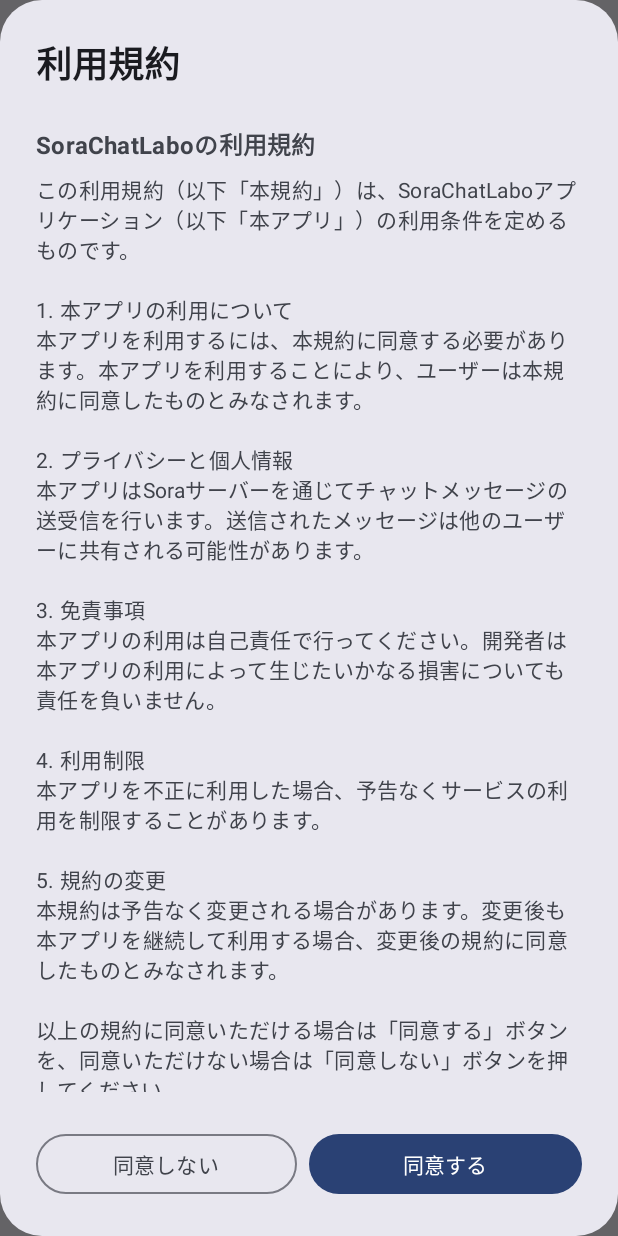
After one commit to zztkm/ChaChat, an Android app built with Jetpack Compose: the composable TermsAgreementDialog shown on its own in the app's theme, on a phone screen of 412 x 824 dp. The commit adds this screen. Run offline under Robolectric (Android 15) with nearby library versions, the phone set to English and light mode, and no system bars.

Commit message:
利用規約のアプリの動作部分を追加する (利用規約は WIP

```diff
--- /dev/null
+++ b/app/src/main/java/info/tsurutatakumi/sorachatlabo/ui/terms/TermsAgreementDialog.kt
@@ -0,0 +1,102 @@
+package info.tsurutatakumi.sorachatlabo.ui.terms
+
+import androidx.compose.foundation.layout.Column
+import androidx.compose.foundation.layout.Row
+import androidx.compose.foundation.layout.Spacer
+import androidx.compose.foundation.layout.fillMaxWidth
+import androidx.compose.foundation.layout.height
+import androidx.compose.foundation.layout.padding
+import androidx.compose.foundation.rememberScrollState
+import androidx.compose.foundation.verticalScroll
+import androidx.compose.material3.AlertDialog
+import androidx.compose.material3.Button
+import androidx.compose.material3.MaterialTheme
+import androidx.compose.material3.OutlinedButton
+import androidx.compose.material3.Text
+import androidx.compose.runtime.Composable
+import androidx.compose.ui.Alignment
+import androidx.compose.ui.Modifier
+import androidx.compose.ui.text.font.FontWeight
+import androidx.compose.ui.text.style.TextAlign
+import androidx.compose.ui.unit.dp
+
+/**
+ * 利用規約の同意ダイアログ
+ */
+@Composable
+fun TermsAgreementDialog(
+    onAccept: () -> Unit,
+    onDecline: () -> Unit
+) {
+    AlertDialog(
+        onDismissRequest = { /* 何もしない - ダイアログを閉じない */ },
+        title = {
+            Text(
+                text = "利用規約",
+                style = MaterialTheme.typography.headlineSmall,
+                fontWeight = FontWeight.Bold
+            )
+        },
+        text = {
+            Column(
+                modifier = Modifier
+                    .verticalScroll(rememberScrollState())
+                    .padding(vertical = 8.dp)
+            ) {
+                Text(
+                    text = "SoraChatLaboの利用規約",
+                    style = MaterialTheme.typography.titleMedium,
+                    fontWeight = FontWeight.Bold,
+                    modifier = Modifier.padding(bottom = 8.dp)
+                )
+
+                Text(
+                    text = """
+                        この利用規約（以下「本規約」）は、SoraChatLaboアプリケーション（以下「本アプリ」）の利用条件を定めるものです。
+
+                        1. 本アプリの利用について
+                        本アプリを利用するには、本規約に同意する必要があります。本アプリを利用することにより、ユーザーは本規約に同意したものとみなされます。
+
+                        2. プライバシーと個人情報
+                        本アプリはSoraサーバーを通じてチャットメッセージの送受信を行います。送信されたメッセージは他のユーザーに共有される可能性があります。
+
+                        3. 免責事項
+                        本アプリの利用は自己責任で行ってください。開発者は本アプリの利用によって生じたいかなる損害についても責任を負いません。
+
+                        4. 利用制限
+                        本アプリを不正に利用した場合、予告なくサービスの利用を制限することがあります。
+
+                        5. 規約の変更
+                        本規約は予告なく変更される場合があります。変更後も本アプリを継続して利用する場合、変更後の規約に同意したものとみなされます。
+
+                        以上の規約に同意いただける場合は「同意する」ボタンを、同意いただけない場合は「同意しない」ボタンを押してください。
+                    """.trimIndent(),
+                    style = MaterialTheme.typography.bodyMedium
+                )
+            }
+        },
+        confirmButton = {
+            Row(
+                modifier = Modifier.fillMaxWidth(),
+                verticalAlignment = Alignment.CenterVertically
+            ) {
+                OutlinedButton(
+                    onClick = onDecline,
+                    modifier = Modifier
+                        .weight(1f)
+                        .padding(end = 8.dp)
+                ) {
+                    Text("同意しない")
+                }
+
+                Button(
+                    onClick = onAccept,
+                    modifier = Modifier.weight(1f)
+                ) {
+                    Text("同意する")
+                }
+            }
+        },
+        dismissButton = null
+    )
+}
```
Also changed, not shown: app/src/main/java/info/tsurutatakumi/sorachatlabo/TextChatActivity.kt (+75 -6 lines), app/src/main/java/info/tsurutatakumi/sorachatlabo/data/TermsAgreementManager.kt (added, +48 -0 lines).
